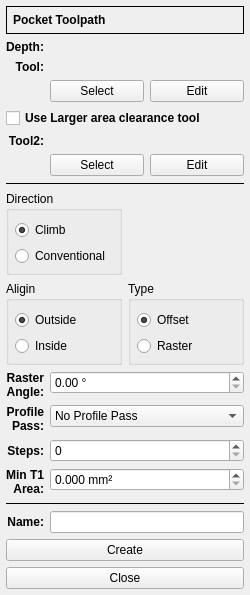
XRay3D/GERBER_X3, file G2G/forms/pocketform.ui: the form before one commit.
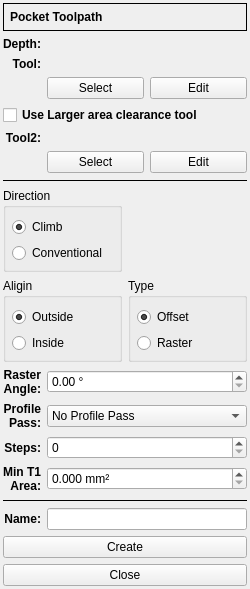
The form after the commit. Icons and pictures are not drawn. Custom widgets are drawn as their Qt base class.

Patch:
```diff
--- a/G2G/forms/pocketform.ui
+++ b/G2G/forms/pocketform.ui
@@ -7,7 +7,7 @@
     <x>0</x>
     <y>0</y>
     <width>250</width>
-    <height>566</height>
+    <height>564</height>
    </rect>
   </property>
   <property name="minimumSize">
@@ -19,21 +19,18 @@
   <property name="windowTitle">
    <string>Form</string>
   </property>
-  <layout class="QFormLayout" name="formLayout">
-   <property name="labelAlignment">
-    <set>Qt::AlignRight|Qt::AlignTrailing|Qt::AlignVCenter</set>
-   </property>
+  <layout class="QGridLayout" name="gridLayout_2" columnstretch="0,1">
    <property name="leftMargin">
-    <number>6</number>
+    <number>3</number>
    </property>
    <property name="topMargin">
-    <number>6</number>
+    <number>3</number>
    </property>
    <property name="rightMargin">
-    <number>6</number>
+    <number>3</number>
    </property>
    <property name="bottomMargin">
-    <number>6</number>
+    <number>3</number>
    </property>
    <item row="0" column="0" colspan="2">
     <widget class="QFrame" name="frame">
@@ -89,6 +86,12 @@
      <property name="enabled">
       <bool>true</bool>
      </property>
+     <property name="sizePolicy">
+      <sizepolicy hsizetype="MinimumExpanding" vsizetype="Preferred">
+       <horstretch>0</horstretch>
+       <verstretch>0</verstretch>
+      </sizepolicy>
+     </property>
      <property name="font">
       <font>
        <weight>75</weight>
@@ -115,6 +118,12 @@
      <property name="enabled">
       <bool>true</bool>
      </property>
+     <property name="sizePolicy">
+      <sizepolicy hsizetype="MinimumExpanding" vsizetype="Preferred">
+       <horstretch>0</horstretch>
+       <verstretch>0</verstretch>
+      </sizepolicy>
+     </property>
      <property name="font">
       <font>
        <weight>75</weight>
@@ -187,6 +196,12 @@
      <property name="enabled">
       <bool>true</bool>
      </property>
+     <property name="sizePolicy">
+      <sizepolicy hsizetype="MinimumExpanding" vsizetype="Preferred">
+       <horstretch>0</horstretch>
+       <verstretch>0</verstretch>
+      </sizepolicy>
+     </property>
      <property name="font">
       <font>
        <weight>75</weight>
@@ -412,24 +427,7 @@
      </item>
     </layout>
    </item>
-   <item row="9" column="0" colspan="2">
-    <layout class="QFormLayout" name="formLayout_2">
-     <property name="labelAlignment">
-      <set>Qt::AlignRight|Qt::AlignTrailing|Qt::AlignVCenter</set>
-     </property>
-     <property name="leftMargin">
-      <number>0</number>
-     </property>
-     <property name="topMargin">
-      <number>0</number>
-     </property>
-     <property name="rightMargin">
-      <number>0</number>
-     </property>
-     <property name="bottomMargin">
-      <number>0</number>
-     </property>
-     <item row="0" column="0">
+   <item row="9" column="0">
       <widget class="QLabel" name="labelAngle">
        <property name="enabled">
         <bool>true</bool>
@@ -449,7 +447,7 @@
        </property>
       </widget>
      </item>
-     <item row="0" column="1">
+   <item row="9" column="1">
       <widget class="DoubleSpinBox" name="dsbxAngle">
        <property name="enabled">
         <bool>true</bool>
@@ -462,7 +460,7 @@
        </property>
       </widget>
      </item>
-     <item row="1" column="0">
+   <item row="10" column="0">
       <widget class="QLabel" name="labelPass">
        <property name="enabled">
         <bool>true</bool>
@@ -482,7 +480,7 @@
        </property>
       </widget>
      </item>
-     <item row="1" column="1">
+   <item row="10" column="1">
       <widget class="QComboBox" name="cbxPass">
        <property name="enabled">
         <bool>true</bool>
@@ -504,7 +502,7 @@
        </item>
       </widget>
      </item>
-     <item row="2" column="0">
+   <item row="11" column="0">
       <widget class="QLabel" name="labelSteps">
        <property name="enabled">
         <bool>true</bool>
@@ -523,14 +521,14 @@
        </property>
       </widget>
      </item>
-     <item row="2" column="1">
+   <item row="11" column="1">
       <widget class="QSpinBox" name="sbxSteps">
        <property name="enabled">
         <bool>true</bool>
        </property>
       </widget>
      </item>
-     <item row="3" column="0">
+   <item row="12" column="0">
       <widget class="QLabel" name="labelMinArea">
        <property name="font">
         <font>
@@ -548,7 +546,7 @@
        </property>
       </widget>
      </item>
-     <item row="3" column="1">
+   <item row="12" column="1">
       <widget class="DoubleSpinBox" name="dsbxMinArea">
        <property name="suffix">
         <string> mm²</string>
@@ -564,9 +562,7 @@
        </property>
       </widget>
      </item>
-    </layout>
-   </item>
-   <item row="10" column="0" colspan="2">
+   <item row="13" column="0" colspan="2">
     <widget class="Line" name="line_2">
      <property name="enabled">
       <bool>true</bool>
@@ -579,11 +575,17 @@
      </property>
     </widget>
    </item>
-   <item row="11" column="0">
+   <item row="14" column="0">
     <widget class="QLabel" name="label_6">
      <property name="enabled">
       <bool>true</bool>
      </property>
+     <property name="sizePolicy">
+      <sizepolicy hsizetype="MinimumExpanding" vsizetype="Preferred">
+       <horstretch>0</horstretch>
+       <verstretch>0</verstretch>
+      </sizepolicy>
+     </property>
      <property name="font">
       <font>
        <weight>75</weight>
@@ -598,14 +600,14 @@
      </property>
     </widget>
    </item>
-   <item row="11" column="1">
+   <item row="14" column="1">
     <widget class="QLineEdit" name="leName">
      <property name="enabled">
       <bool>true</bool>
      </property>
     </widget>
    </item>
-   <item row="12" column="0" colspan="2">
+   <item row="15" column="0" colspan="2">
     <widget class="QPushButton" name="pbCreate">
      <property name="enabled">
       <bool>true</bool>
@@ -615,7 +617,7 @@
      </property>
     </widget>
    </item>
-   <item row="13" column="0" colspan="2">
+   <item row="16" column="0" colspan="2">
     <widget class="QPushButton" name="pbClose">
      <property name="enabled">
       <bool>true</bool>
@@ -625,20 +627,33 @@
      </property>
     </widget>
    </item>
+   <item row="17" column="0">
+    <spacer name="verticalSpacer">
+     <property name="orientation">
+      <enum>Qt::Vertical</enum>
+     </property>
+     <property name="sizeHint" stdset="0">
+      <size>
+       <width>20</width>
+       <height>40</height>
+      </size>
+     </property>
+    </spacer>
+   </item>
   </layout>
  </widget>
  <customwidgets>
+  <customwidget>
+   <class>DoubleSpinBox</class>
+   <extends>QDoubleSpinBox</extends>
+   <header>doublespinbox.h</header>
+  </customwidget>
   <customwidget>
    <class>DepthForm</class>
    <extends>QWidget</extends>
    <header>forms/depthform.h</header>
    <container>1</container>
   </customwidget>
-  <customwidget>
-   <class>DoubleSpinBox</class>
-   <extends>QDoubleSpinBox</extends>
-   <header>doublespinbox.h</header>
-  </customwidget>
  </customwidgets>
  <resources/>
  <connections/>
```
Lines whose indentation alone changed are shown as unchanged.
